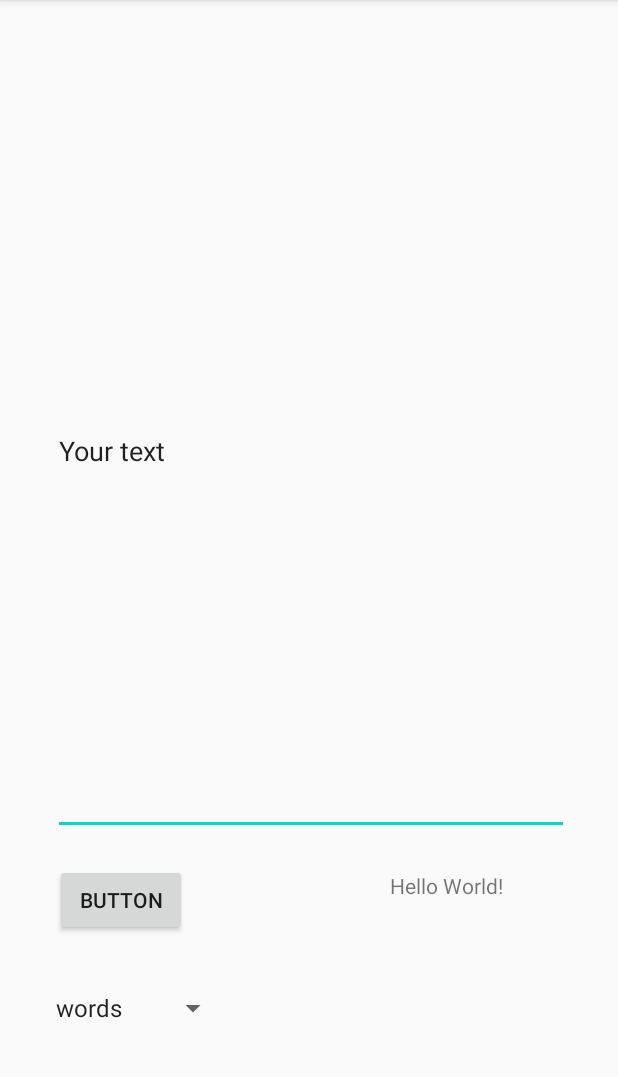
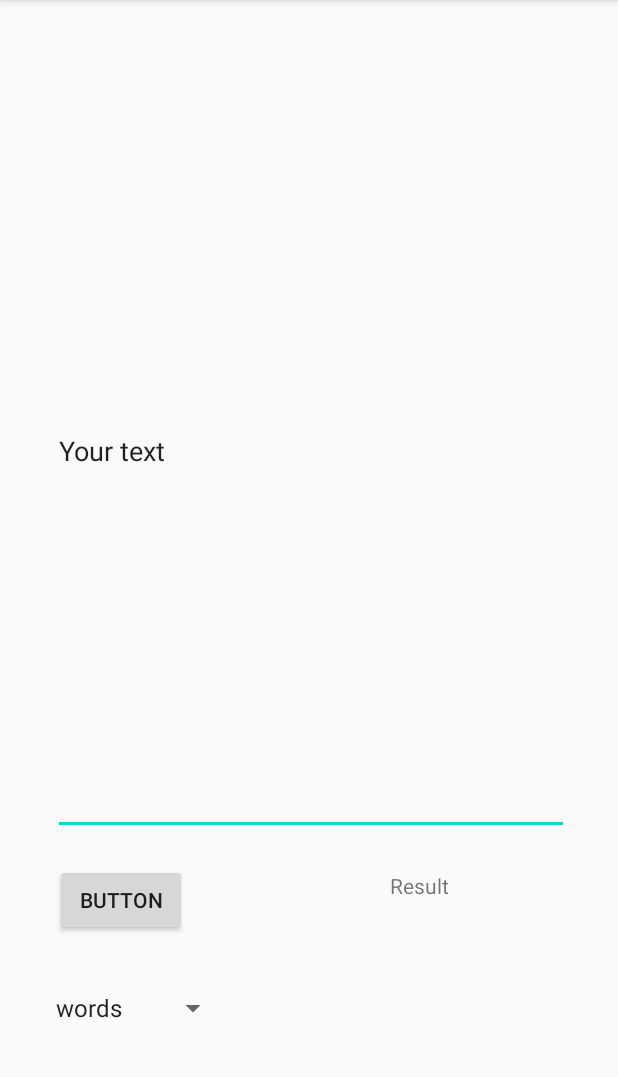
Before and after one commit to Ermyderis/Word_Counter, an Android app: the screen it shows after launch (MainActivity), on a phone screen of 412 x 824 dp, the part 84-1161 px from its top. Run offline under Robolectric (Android 15) with nearby library versions, the phone set to English and light mode, and no system bars.

```diff
--- a/app/src/main/java/com/example/word_counter/Counter.java
+++ b/app/src/main/java/com/example/word_counter/Counter.java
@@ -8,5 +8,11 @@ public class Counter {
         String[] textArray = writedtext.split(" ");
         return textArray.length;
     }
+    public static int symbolsCounter(String writedtext)
+    {
+        int symbolamount = writedtext.length();
+        return symbolamount;
+    }
+
 
 }
--- a/app/src/main/res/layout/activity_main.xml
+++ b/app/src/main/res/layout/activity_main.xml
@@ -13,7 +13,7 @@
         android:layout_marginTop="24dp"
         android:layout_marginEnd="32dp"
         android:layout_marginRight="32dp"
-        android:text="Hello World!"
+        android:text="Result"
         app:layout_constraintBottom_toBottomOf="parent"
         app:layout_constraintEnd_toEndOf="parent"
         app:layout_constraintTop_toBottomOf="@+id/yourtext"
```
Also changed, not shown: app/src/main/java/com/example/word_counter/MainActivity.java (+7 -1 lines).
